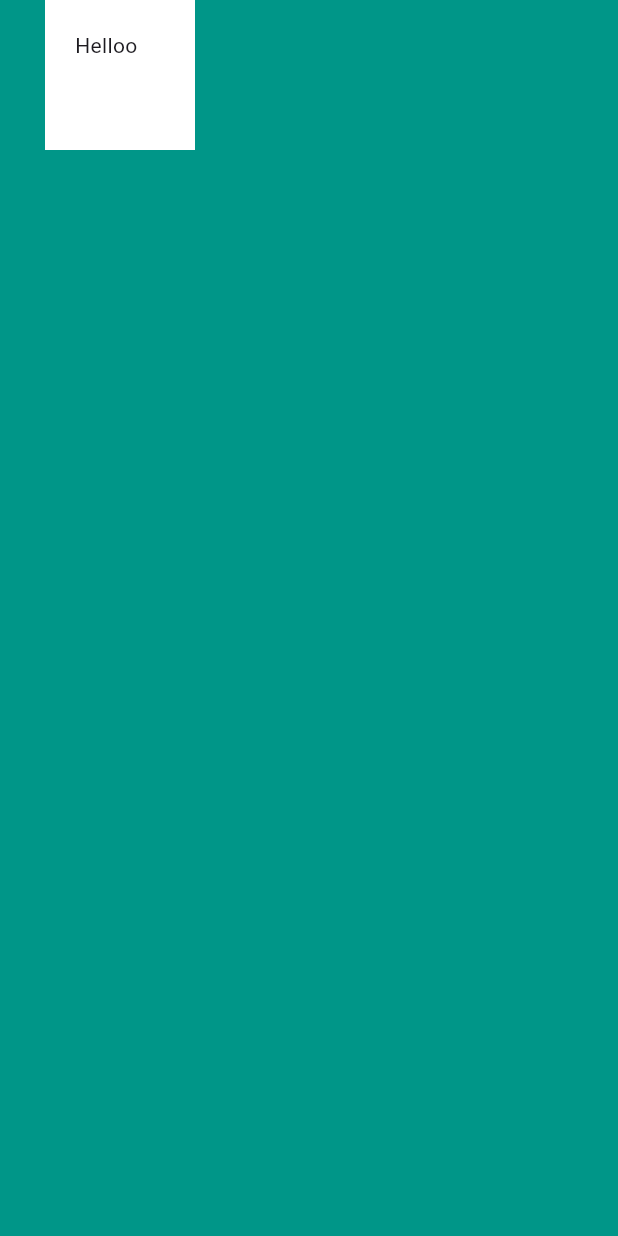
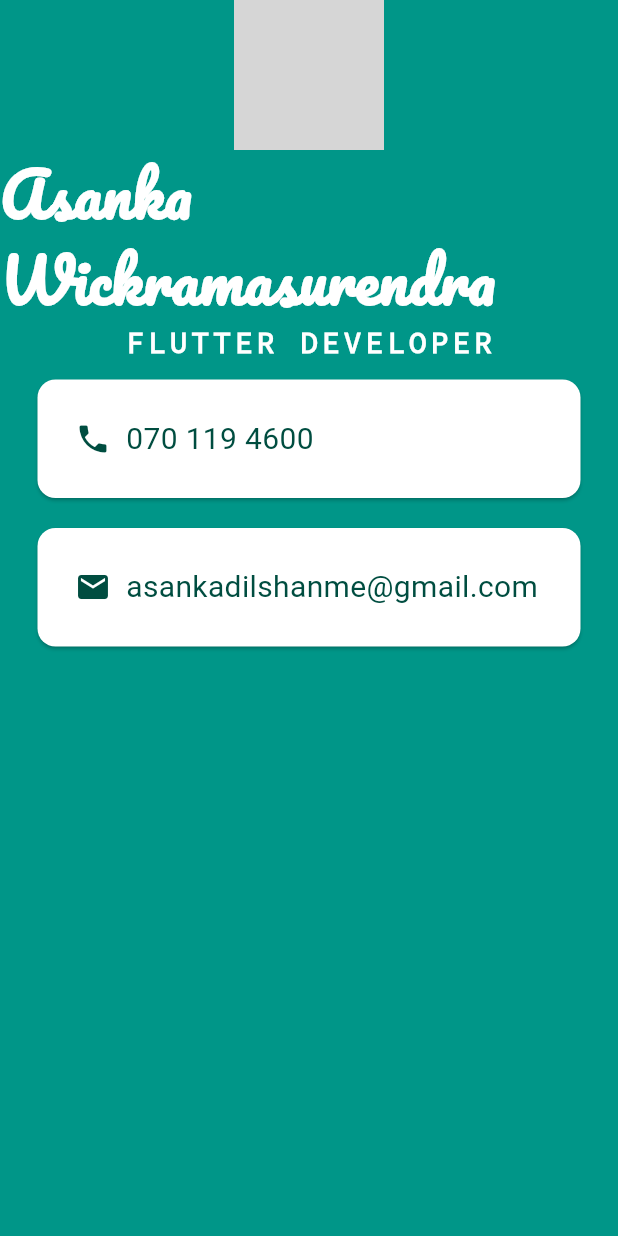
Before and after one commit to ADWx2001/flutter-app-practice, a Flutter app: the screen it shows after launch, on a phone screen of 412 x 824 dp. Run offline on Flutter 3.47's test engine with Material 3 defaults, Android fonts, the phone set to English and light mode, and no system bars; network calls fail; Roboto replaces fonts that are missing (SourceSansPro); grey boxes are pictures that could not be loaded.

```diff
--- /dev/null
+++ b/layout_practice/analysis_options.yaml
@@ -0,0 +1,28 @@
+# This file configures the analyzer, which statically analyzes Dart code to
+# check for errors, warnings, and lints.
+#
+# The issues identified by the analyzer are surfaced in the UI of Dart-enabled
+# IDEs (https://dart.dev/tools#ides-and-editors). The analyzer can also be
+# invoked from the command line by running `flutter analyze`.
+
+# The following line activates a set of recommended lints for Flutter apps,
+# packages, and plugins designed to encourage good coding practices.
+include: package:flutter_lints/flutter.yaml
+
+linter:
+  # The lint rules applied to this project can be customized in the
+  # section below to disable rules from the `package:flutter_lints/flutter.yaml`
+  # included above or to enable additional rules. A list of all available lints
+  # and their documentation is published at https://dart.dev/lints.
+  #
+  # Instead of disabling a lint rule for the entire project in the
+  # section below, it can also be suppressed for a single line of code
+  # or a specific dart file by using the `// ignore: name_of_lint` and
+  # `// ignore_for_file: name_of_lint` syntax on the line or in the file
+  # producing the lint.
+  rules:
+    # avoid_print: false  # Uncomment to disable the `avoid_print` rule
+    # prefer_single_quotes: true  # Uncomment to enable the `prefer_single_quotes` rule
+
+# Additional information about this file can be found at
+# https://dart.dev/guides/language/analysis-options
--- /dev/null
+++ b/layout_practice/lib/main.dart
@@ -0,0 +1,32 @@
+import 'package:flutter/material.dart';
+
+void main() {
+  runApp(const MyApp());
+}
+
+class MyApp extends StatelessWidget {
+  const MyApp({super.key});
+
+  @override
+  Widget build(BuildContext context) {
+    return MaterialApp(
+      title: 'Flutter Demo',
+      home: SafeArea(
+        child: Scaffold(
+          body: Container(
+            width: 300,
+            height: 300,
+            margin: EdgeInsets.all(40),
+            decoration: BoxDecoration(
+              borderRadius: BorderRadius.circular(10),
+              color: Colors.blue,
+            ),
+            child: const Center(
+              child: Text("Flutter container")
+            ),
+          ),
+        ),
+      ),
+    );
+  }
+}
--- a/mi_card/lib/main.dart
+++ b/mi_card/lib/main.dart
@@ -1,4 +1,5 @@
 import 'package:flutter/material.dart';
+import 'package:flutter/rendering.dart';
 
 void main() {
   runApp(const MyApp());
@@ -13,13 +14,86 @@ class MyApp extends StatelessWidget {
       home: Scaffold(
         backgroundColor: Colors.teal,
         body: SafeArea(
-          child: Container(
-            height: 100.0,
-            width: 100.0,
-            margin: const EdgeInsets.only(left: 30.0),
-            padding:const EdgeInsets.all(20.00),
-            color: Colors.white,
-            child: const Text('Helloo'),
+          child: Column(
+            children: <Widget>[
+              CircleAvatar(
+                radius: 50,
+                backgroundImage: NetworkImage('https://encrypted-tbn0.gstatic.com/images?q=tbn:ANd9GcSlrZqTCInyg6RfYC7Ape20o-EWP1EN_A8fOA&s'),
+              ),
+              Text(
+                'Asanka Wickramasurendra',
+                style: TextStyle(
+                  fontSize: 40,
+                  color: Colors.white,
+                  fontWeight: FontWeight.bold,
+                  fontFamily: 'Pacifico',
+                ),
+              ),
+              Text(
+                'FLUTTER DEVELOPER',
+                style: TextStyle(
+                  fontSize: 20,
+                  color: Colors.white,
+                  fontWeight: FontWeight.bold,
+                  fontFamily: 'SourceCodePro',
+                  letterSpacing: 2.5,
+                ),
+              ),
+              Card(
+                color: Colors.white,
+                margin: const EdgeInsets.symmetric(vertical: 10.0, horizontal: 25.0),
+                child: Padding(
+                  padding: const EdgeInsets.all(25.0),
+                  child: Row(
+                  children: <Widget>[
+                    Icon(
+                      Icons.phone,
+                      color: Colors.teal.shade900,
+                    ),
+                    const SizedBox(
+                      width: 10.0,
+                    ),
+                    Text(
+                      '070 119 4600',
+                      style: TextStyle(
+                        color: Colors.teal.shade900,
+                        fontFamily: 'SourceSansPro',
+                        fontSize: 20.0,
+                      ),
+                    )
+                  ],
+                ),
+                ),
+              ),
+
+              Card(
+                color: Colors.white,
+                margin: const EdgeInsets.symmetric(vertical: 10.0, horizontal: 25.0),
+                child: Padding(
+                  padding: const EdgeInsets.all(25.0),
+                  child: Row(
+                  children: <Widget>[
+                    Icon(
+                      Icons.email,
+                      color: Colors.teal.shade900,
+                    ),
+                    const SizedBox(
+                      width: 10.0,
+                    ),
+                    Text(
+                      'asankadilshanme@gmail.com',
+                      style: TextStyle(
+                        color: Colors.teal.shade900,
+                        fontFamily: 'SourceSansPro',
+                        fontSize: 20.0,
+                      ),
+                    )
+                  ],
+                ),
+                ),
+              ),
+
+            ],
           ),
         ),
       ),
```
Also changed, not shown: layout_practice/pubspec.yaml (added, +90 -0 lines), mi_card/pubspec.yaml (+9 -67 lines), layout_practice/pubspec.lock (added), mi_card/fonts/Pacifico-Regular.ttf (added), mi_card/fonts/SourceCodePro-Regular.ttf (added), 124 other files.
